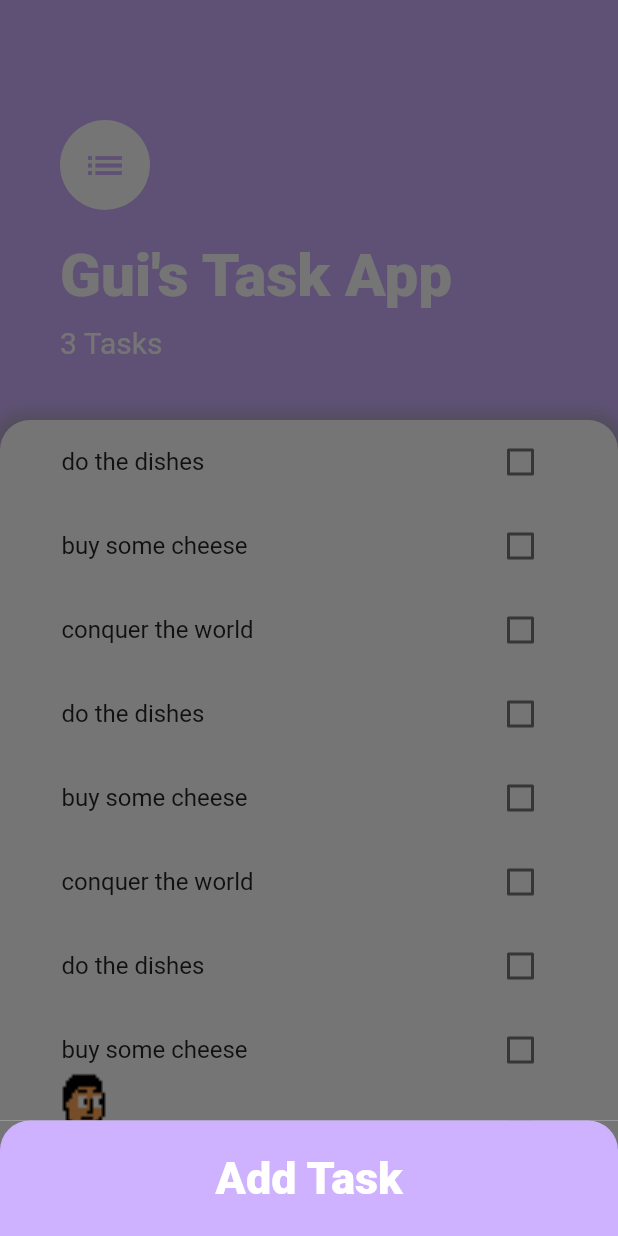
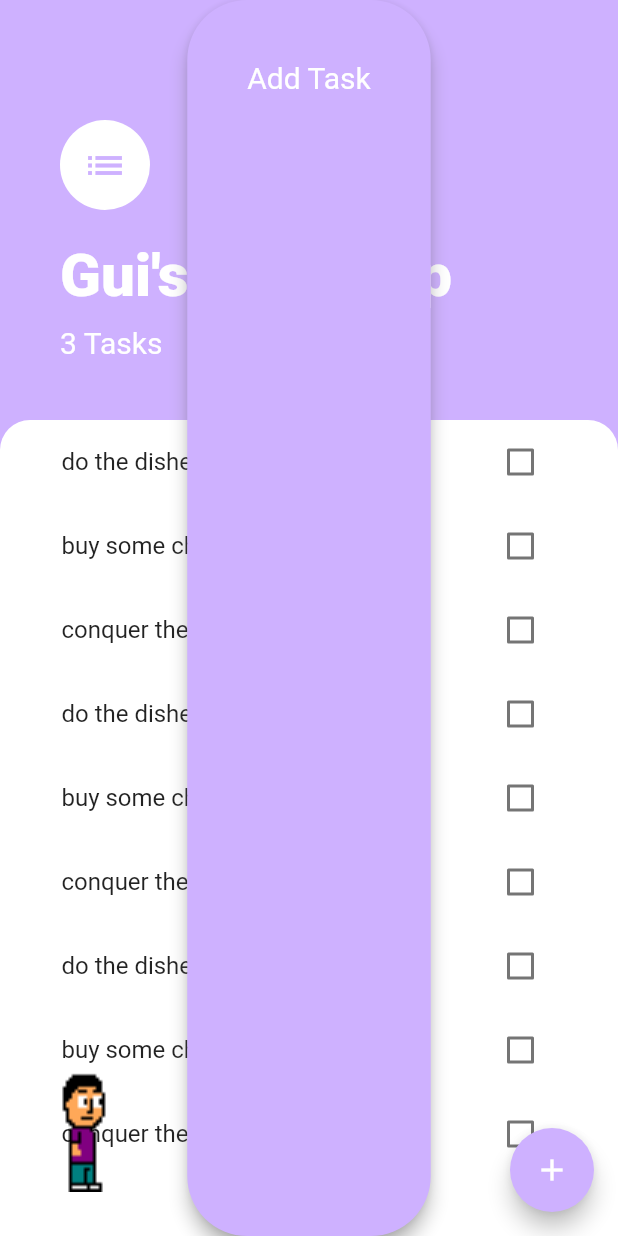
Before and after one commit to Guilherme-Calland/a5_todoey, a Flutter app: the screen it shows after launch, after a tap on the "add" icon, on a phone screen of 412 x 824 dp. Run offline on Flutter 3.47's test engine with Material 2 defaults, Android fonts, the phone set to English and light mode, and no system bars.

Commit message:
material add screen

```diff
--- a/lib/screens/home.screen.dart
+++ b/lib/screens/home.screen.dart
@@ -20,44 +20,44 @@ class HomeScreen extends StatelessWidget {
         backgroundColor: todoeyTheme,
         child: Icon(Icons.add),
         onPressed: (){
-          showModalBottomSheet(
-            context: context,
-            builder: (BuildContext context){
-              return SingleChildScrollView(
-                padding: EdgeInsets.only(
-                bottom: MediaQuery.of(context).viewInsets.bottom),
-                child: Container(
-                  color: Color(0xff757575),
-                  child: Container(
-                    padding: EdgeInsets.all(20),
-                    decoration: BoxDecoration(
-                      border: Border.all(color: todoeyTheme),
-                      borderRadius: BorderRadius.only(
-                        topLeft: Radius.circular(20),
-                        topRight: Radius.circular(20)
+          Navigator.of(context).push(PageRouteBuilder(
+            opaque: false,
+            pageBuilder: (BuildContext context, _, __){
+              return AddTaskScreen();
+            }
+          ));
+        }
       ),
+    );
+  }
+}
+
+class AddTaskScreen extends StatelessWidget {
+  @override
+  Widget build(BuildContext context) {
+    return Center(
+      child: Material(
         color: todoeyTheme,
-
+        borderRadius: BorderRadius.all(
+          Radius.circular(40)
         ),
+        elevation: 5,
+        shadowColor: Colors.grey,
+        child: Padding(
+          padding: const EdgeInsets.all(40.0),
           child: Column(
-                      crossAxisAlignment: CrossAxisAlignment.center,
+            mainAxisAlignment: MainAxisAlignment.start,
             children: <Widget>[
               Text(
                 'Add Task',
                 style: TextStyle(
                   color: Colors.white,
-                            fontSize: 30,
-                            fontWeight: FontWeight.w900
-                          )
-                        )
+                  fontSize: 20,
+                  fontWeight: FontWeight.w400
+                ),)
             ],
           )
         ),
-                )
-              );
-            }
-          );
-        },
       ),
     );
   }
--- a/lib/screens/tasks.screen.dart
+++ b/lib/screens/tasks.screen.dart
@@ -16,13 +16,13 @@ class TasksScreen extends StatelessWidget {
               topLeft: Radius.circular(20),
               topRight: Radius.circular(20)
             ),
-            boxShadow: [
-              BoxShadow(
-                color: Colors.grey.withOpacity(0.5),
-                spreadRadius: 5,
-                blurRadius: 7,
-              ),
-            ],
+            // boxShadow: [
+            //   BoxShadow(
+            //     color: Colors.grey.withOpacity(0.5),
+            //     spreadRadius: 5,
+            //     blurRadius: 7,
+            //   ),
+            // ],
           ),
         child: Column(
           children: <Widget>[
```
Lines whose indentation alone changed are shown as unchanged.
